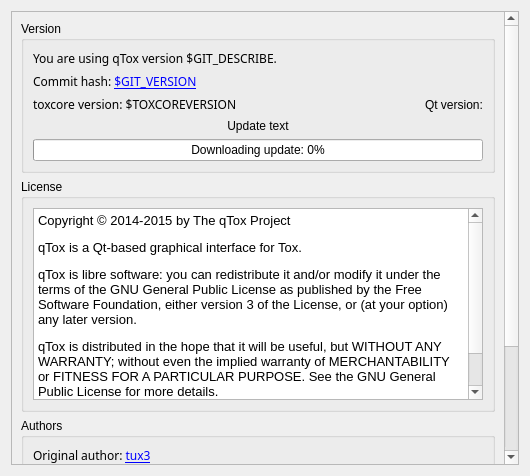
qTox/qTox, file src/widget/form/settings/aboutsettings.ui: the form before one commit.
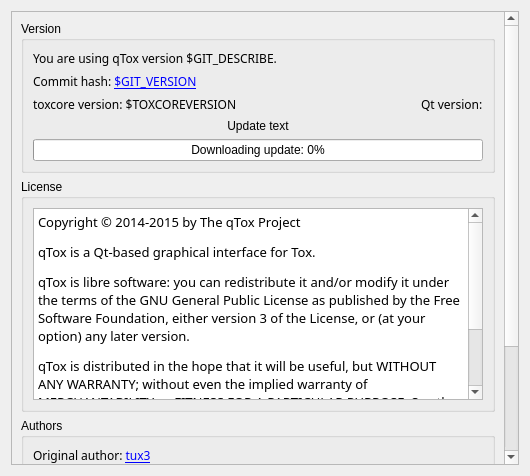
The form after the commit. Custom widgets are drawn as their Qt base class.

Commit message: make qt version in about window copy paste able

Diff of the .ui file:
```diff
--- a/src/widget/form/settings/aboutsettings.ui
+++ b/src/widget/form/settings/aboutsettings.ui
@@ -29,9 +29,9 @@
       <property name="geometry">
        <rect>
         <x>0</x>
-        <y>0</y>
+        <y>-72</y>
         <width>496</width>
-        <height>626</height>
+        <height>648</height>
        </rect>
       </property>
       <layout class="QVBoxLayout" name="verticalLayout_2" stretch="0,1,0,0">
@@ -79,6 +79,11 @@
           </item>
           <item row="2" column="1">
            <widget class="QLabel" name="qtVersion">
+            <property name="font">
+             <font>
+              <family>Noto Sans</family>
+             </font>
+            </property>
             <property name="text">
              <string>Qt version:</string>
             </property>
@@ -196,6 +201,11 @@
               <height>0</height>
              </size>
             </property>
+            <property name="font">
+             <font>
+              <family>Noto Sans</family>
+             </font>
+            </property>
             <property name="focusPolicy">
              <enum>Qt::NoFocus</enum>
             </property>
@@ -209,12 +219,12 @@
              <string>&lt;!DOCTYPE HTML PUBLIC &quot;-//W3C//DTD HTML 4.0//EN&quot; &quot;http://www.w3.org/TR/REC-html40/strict.dtd&quot;&gt;
 &lt;html&gt;&lt;head&gt;&lt;meta name=&quot;qrichtext&quot; content=&quot;1&quot; /&gt;&lt;style type=&quot;text/css&quot;&gt;
 p, li { white-space: pre-wrap; }
-&lt;/style&gt;&lt;/head&gt;&lt;body style=&quot; font-family:'Noto Sans'; font-size:10pt; font-weight:400; font-style:normal;&quot;&gt;
-&lt;p style=&quot; margin-top:12px; margin-bottom:12px; margin-left:0px; margin-right:0px; -qt-block-indent:0; text-indent:0px;&quot;&gt;&lt;span style=&quot; font-family:'Sans Serif'; color:#000000;&quot;&gt;Copyright © 2014-2015 by The qTox Project&lt;/span&gt;&lt;/p&gt;
-&lt;p style=&quot; margin-top:12px; margin-bottom:12px; margin-left:0px; margin-right:0px; -qt-block-indent:0; text-indent:0px;&quot;&gt;&lt;span style=&quot; font-family:'Ubuntu';&quot;&gt;qTox is a Qt-based graphical interface for Tox.&lt;/span&gt;&lt;/p&gt;
-&lt;p style=&quot; margin-top:12px; margin-bottom:12px; margin-left:0px; margin-right:0px; -qt-block-indent:0; text-indent:0px;&quot;&gt;&lt;span style=&quot; font-family:'Sans Serif';&quot;&gt;qTox is libre software: you can redistribute it and/or modify it under the terms of the GNU General Public License as published by the Free Software Foundation, either version 3 of the License, or (at your option) any later version.&lt;/span&gt;&lt;/p&gt;
-&lt;p style=&quot; margin-top:12px; margin-bottom:12px; margin-left:0px; margin-right:0px; -qt-block-indent:0; text-indent:0px;&quot;&gt;&lt;span style=&quot; font-family:'Sans Serif';&quot;&gt;qTox is distributed in the hope that it will be useful, but WITHOUT ANY WARRANTY; without even the implied warranty of MERCHANTABILITY or FITNESS FOR A PARTICULAR PURPOSE. See the GNU General Public License for more details. &lt;/span&gt;&lt;/p&gt;
-&lt;p style=&quot; margin-top:12px; margin-bottom:12px; margin-left:0px; margin-right:0px; -qt-block-indent:0; text-indent:0px;&quot;&gt;&lt;span style=&quot; font-family:'Ubuntu';&quot;&gt;You should have received a copy of the GNU General Public License along with this program. If not, see &lt;/span&gt;&lt;a href=&quot;https://www.gnu.org/copyleft/gpl.html&quot;&gt;&lt;span style=&quot; font-family:'Ubuntu'; text-decoration: underline; color:#007af4;&quot;&gt;https://www.gnu.org/copyleft/gpl.html&lt;/span&gt;&lt;/a&gt;&lt;span style=&quot; font-family:'Ubuntu';&quot;&gt;.&lt;/span&gt;&lt;/p&gt;&lt;/body&gt;&lt;/html&gt;</string>
+&lt;/style&gt;&lt;/head&gt;&lt;body style=&quot; font-family:'Noto Sans'; font-size:12pt; font-weight:400; font-style:normal;&quot;&gt;
+&lt;p style=&quot; margin-top:12px; margin-bottom:12px; margin-left:0px; margin-right:0px; -qt-block-indent:0; text-indent:0px;&quot;&gt;&lt;span style=&quot; font-family:'Sans Serif'; font-size:10pt; color:#000000;&quot;&gt;Copyright © 2014-2015 by The qTox Project&lt;/span&gt;&lt;/p&gt;
+&lt;p style=&quot; margin-top:12px; margin-bottom:12px; margin-left:0px; margin-right:0px; -qt-block-indent:0; text-indent:0px;&quot;&gt;&lt;span style=&quot; font-family:'Ubuntu'; font-size:10pt;&quot;&gt;qTox is a Qt-based graphical interface for Tox.&lt;/span&gt;&lt;/p&gt;
+&lt;p style=&quot; margin-top:12px; margin-bottom:12px; margin-left:0px; margin-right:0px; -qt-block-indent:0; text-indent:0px;&quot;&gt;&lt;span style=&quot; font-family:'Sans Serif'; font-size:10pt;&quot;&gt;qTox is libre software: you can redistribute it and/or modify it under the terms of the GNU General Public License as published by the Free Software Foundation, either version 3 of the License, or (at your option) any later version.&lt;/span&gt;&lt;/p&gt;
+&lt;p style=&quot; margin-top:12px; margin-bottom:12px; margin-left:0px; margin-right:0px; -qt-block-indent:0; text-indent:0px;&quot;&gt;&lt;span style=&quot; font-family:'Sans Serif'; font-size:10pt;&quot;&gt;qTox is distributed in the hope that it will be useful, but WITHOUT ANY WARRANTY; without even the implied warranty of MERCHANTABILITY or FITNESS FOR A PARTICULAR PURPOSE. See the GNU General Public License for more details. &lt;/span&gt;&lt;/p&gt;
+&lt;p style=&quot; margin-top:12px; margin-bottom:12px; margin-left:0px; margin-right:0px; -qt-block-indent:0; text-indent:0px;&quot;&gt;&lt;span style=&quot; font-family:'Ubuntu'; font-size:10pt;&quot;&gt;You should have received a copy of the GNU General Public License along with this program. If not, see &lt;/span&gt;&lt;a href=&quot;https://www.gnu.org/copyleft/gpl.html&quot;&gt;&lt;span style=&quot; font-family:'Ubuntu'; font-size:10pt; text-decoration: underline; color:#007af4;&quot;&gt;https://www.gnu.org/copyleft/gpl.html&lt;/span&gt;&lt;/a&gt;&lt;span style=&quot; font-family:'Ubuntu'; font-size:10pt;&quot;&gt;.&lt;/span&gt;&lt;/p&gt;&lt;/body&gt;&lt;/html&gt;</string>
             </property>
             <property name="searchPaths">
              <stringlist/>
```
Left out of the diff: 3 changed lines with no effect on the pictures.
